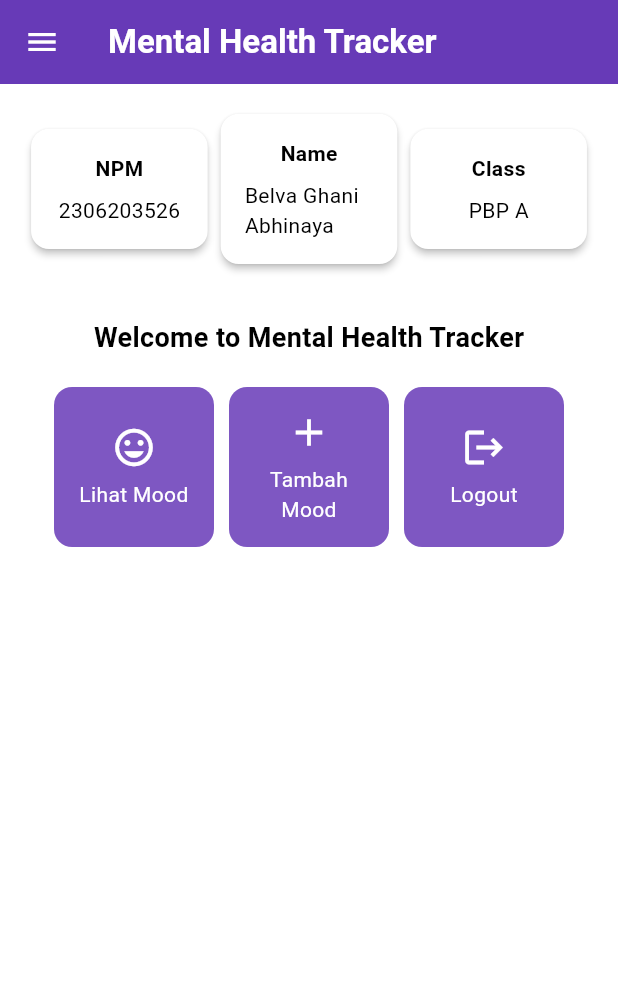
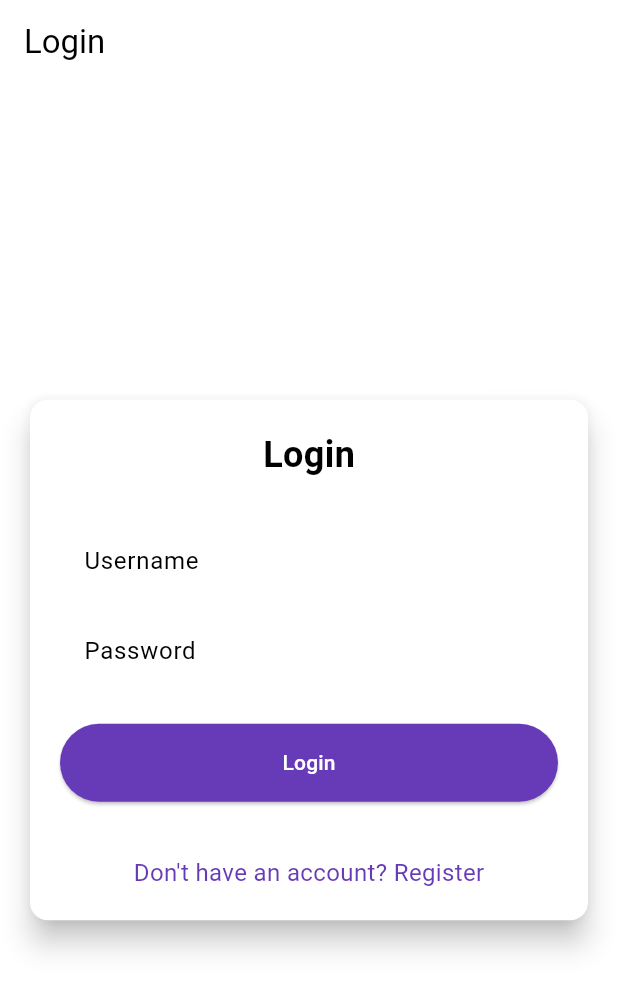
Before and after one commit to Staphlerr/mental-health-tracker-mobile, a Flutter app: the screen it shows after launch, on a phone screen of 412 x 824 dp. Shown: the top 991 px of the screen. Run offline on Flutter 3.47's test engine with Material 3 defaults, Android fonts, the phone set to English and light mode, and no system bars; missing offline and left inert: pbp_django_auth.

Commit message:
Tutorial 8

```diff
--- a/lib/main.dart
+++ b/lib/main.dart
@@ -1,5 +1,8 @@
 import 'package:flutter/material.dart';
+import 'package:mental_health_tracker/screens/login.dart';
 import 'package:mental_health_tracker/screens/menu.dart';
+import 'package:pbp_django_auth/pbp_django_auth.dart';
+import 'package:provider/provider.dart';
 
 void main() {
   runApp(const MyApp());
@@ -11,8 +14,13 @@ class MyApp extends StatelessWidget {
   // This widget is the root of your application.
   @override
   Widget build(BuildContext context) {
-    return MaterialApp(
-      title: 'Flutter Demo',
+    return Provider(
+      create: (_) {
+        CookieRequest request = CookieRequest();
+        return request;
+      },
+      child: MaterialApp(
+        title: 'Mental Health Tracker',
         theme: ThemeData(
           // This is the theme of your application.
           //
@@ -34,7 +42,8 @@ class MyApp extends StatelessWidget {
             ).copyWith(secondary: Colors.deepPurple[400]),
           useMaterial3: true,
         ),
-      home: MyHomePage(),
+        home: const LoginPage(),
+      ),
     );
   }
 }
--- /dev/null
+++ b/lib/screens/login.dart
@@ -0,0 +1,181 @@
+import 'package:mental_health_tracker/screens/menu.dart';
+import 'package:flutter/material.dart';
+import 'package:pbp_django_auth/pbp_django_auth.dart';
+import 'package:provider/provider.dart';
+import 'package:mental_health_tracker/screens/register.dart';
+
+void main() {
+  runApp(const LoginApp());
+}
+
+class LoginApp extends StatelessWidget {
+  const LoginApp({super.key});
+
+  @override
+  Widget build(BuildContext context) {
+    return MaterialApp(
+      title: 'Login',
+      theme: ThemeData(
+        useMaterial3: true,
+        colorScheme: ColorScheme.fromSwatch(
+          primarySwatch: Colors.deepPurple,
+        ).copyWith(secondary: Colors.deepPurple[400]),
+      ),
+      home: const LoginPage(),
+    );
+  }
+}
+
+class LoginPage extends StatefulWidget {
+  const LoginPage({super.key});
+
+  @override
+  State<LoginPage> createState() => _LoginPageState();
+}
+
+class _LoginPageState extends State<LoginPage> {
+  final TextEditingController _usernameController = TextEditingController();
+  final TextEditingController _passwordController = TextEditingController();
+
+  @override
+  Widget build(BuildContext context) {
+    final request = context.watch<CookieRequest>();
+
+    return Scaffold(
+      appBar: AppBar(
+        title: const Text('Login'),
+      ),
+      body: Center(
+        child: SingleChildScrollView(
+          padding: const EdgeInsets.all(16.0),
+          child: Card(
+            elevation: 8,
+            shape: RoundedRectangleBorder(
+              borderRadius: BorderRadius.circular(12.0),
+            ),
+            child: Padding(
+              padding: const EdgeInsets.all(20.0),
+              child: Column(
+                mainAxisSize: MainAxisSize.min,
+                children: [
+                  const Text(
+                    'Login',
+                    style: TextStyle(
+                      fontSize: 24.0,
+                      fontWeight: FontWeight.bold,
+                    ),
+                  ),
+                  const SizedBox(height: 30.0),
+                  TextField(
+                    controller: _usernameController,
+                    decoration: const InputDecoration(
+                      labelText: 'Username',
+                      hintText: 'Enter your username',
+                      border: OutlineInputBorder(
+                        borderRadius: BorderRadius.all(Radius.circular(12.0)),
+                      ),
+                      contentPadding:
+                          EdgeInsets.symmetric(horizontal: 12.0, vertical: 8.0),
+                    ),
+                  ),
+                  const SizedBox(height: 12.0),
+                  TextField(
+                    controller: _passwordController,
+                    decoration: const InputDecoration(
+                      labelText: 'Password',
+                      hintText: 'Enter your password',
+                      border: OutlineInputBorder(
+                        borderRadius: BorderRadius.all(Radius.circular(12.0)),
+                      ),
+                      contentPadding:
+                          EdgeInsets.symmetric(horizontal: 12.0, vertical: 8.0),
+                    ),
+                    obscureText: true,
+                  ),
+                  const SizedBox(height: 24.0),
+                  ElevatedButton(
+                    onPressed: () async {
+                      String username = _usernameController.text;
+                      String password = _passwordController.text;
+
+                      // Cek kredensial
+                      // TODO: Ganti URL dan jangan lupa tambahkan trailing slash (/) di akhir URL!
+                      // Untuk menyambungkan Android emulator dengan Django pada localhost,
+                      // gunakan URL http://10.0.2.2/
+                      final response = await request
+                          .login("http://127.0.0.1:8000/auth/login/", {
+                        'username': username,
+                        'password': password,
+                      });
+
+                      if (request.loggedIn) {
+                        String message = response['message'];
+                        String uname = response['username'];
+                        if (context.mounted) {
+                          Navigator.pushReplacement(
+                            context,
+                            MaterialPageRoute(
+                                builder: (context) => MyHomePage()),
+                          );
+                          ScaffoldMessenger.of(context)
+                            ..hideCurrentSnackBar()
+                            ..showSnackBar(
+                              SnackBar(
+                                  content:
+                                      Text("$message Selamat datang, $uname.")),
+                            );
+                        }
+                      } else {
+                        if (context.mounted) {
+                          showDialog(
+                            context: context,
+                            builder: (context) => AlertDialog(
+                              title: const Text('Login Gagal'),
+                              content: Text(response['message']),
+                              actions: [
+                                TextButton(
+                                  child: const Text('OK'),
+                                  onPressed: () {
+                                    Navigator.pop(context);
+                                  },
+                                ),
+                              ],
+                            ),
+                          );
+                        }
+                      }
+                    },
+                    style: ElevatedButton.styleFrom(
+                      foregroundColor: Colors.white,
+                      minimumSize: Size(double.infinity, 50),
+                      backgroundColor: Theme.of(context).colorScheme.primary,
+                      padding: const EdgeInsets.symmetric(vertical: 16.0),
+                    ),
+                    child: const Text('Login'),
+                  ),
+                  const SizedBox(height: 36.0),
+                  GestureDetector(
+                    onTap: () {
+                      Navigator.push(
+                        context,
+                        MaterialPageRoute(
+                            builder: (context) => const RegisterPage()),
+                      );
+                    },
+                    child: Text(
+                      'Don\'t have an account? Register',
+                      style: TextStyle(
+                        color: Theme.of(context).colorScheme.primary,
+                        fontSize: 16.0,
+                      ),
+                    ),
+                  ),
+                ],
+              ),
+            ),
+          ),
+        ),
+      ),
+    );
+  }
+}
--- a/pubspec.yaml
+++ b/pubspec.yaml
@@ -35,6 +35,9 @@ dependencies:
   # The following adds the Cupertino Icons font to your application.
   # Use with the CupertinoIcons class for iOS style icons.
   cupertino_icons: ^1.0.8
+  provider: ^6.1.2
+  pbp_django_auth: ^0.4.0
+  http: ^1.2.2
 
 dev_dependencies:
   flutter_test:
```
Also changed, not shown: lib/models/mood_entry.dart (added, +65 -0 lines), lib/screens/list_moodentry.dart (added, +90 -0 lines), lib/screens/moodentry_form.dart (+36 -29 lines), lib/screens/register.dart (added, +166 -0 lines), lib/widgets/left_drawer.dart (+12 -0 lines), lib/widgets/mood_card.dart (+37 -1 lines), pubspec.lock, 2 other files. Lines whose indentation alone changed are shown as unchanged.
